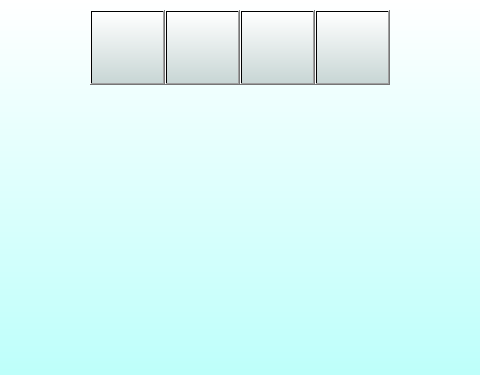
Qt form mainwindow.ui (Keithsys730/ERC_UI_DEMO) before a commit; both pictures show x 160 to 640 and y 0 to 375 of the 800 by 480 pixel window.
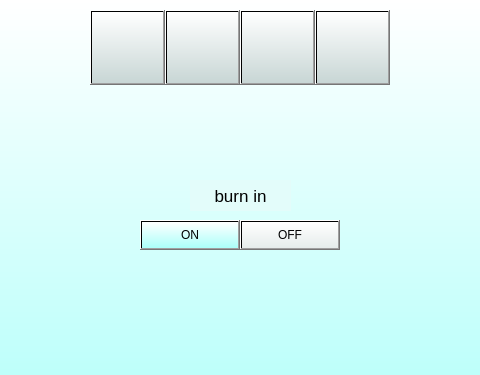
The same form after that commit. Icons and pictures are not drawn.

Commit message: Add the burn on and off buttons.

Patch:
```diff
--- a/mainwindow.ui
+++ b/mainwindow.ui
@@ -131,6 +131,62 @@
      <bool>false</bool>
     </property>
    </widget>
+   <widget class="QLabel" name="burnLabel">
+    <property name="geometry">
+     <rect>
+      <x>350</x>
+      <y>180</y>
+      <width>101</width>
+      <height>31</height>
+     </rect>
+    </property>
+    <property name="font">
+     <font>
+      <pointsize>13</pointsize>
+     </font>
+    </property>
+    <property name="styleSheet">
+     <string notr="true">background-color: rgb(227, 252, 250);</string>
+    </property>
+    <property name="text">
+     <string>burn in</string>
+    </property>
+    <property name="alignment">
+     <set>Qt::AlignCenter</set>
+    </property>
+   </widget>
+   <widget class="QPushButton" name="burnOnButton">
+    <property name="geometry">
+     <rect>
+      <x>300</x>
+      <y>220</y>
+      <width>100</width>
+      <height>30</height>
+     </rect>
+    </property>
+    <property name="styleSheet">
+     <string notr="true"/>
+    </property>
+    <property name="text">
+     <string>ON</string>
+    </property>
+   </widget>
+   <widget class="QPushButton" name="burnOffButton">
+    <property name="geometry">
+     <rect>
+      <x>400</x>
+      <y>220</y>
+      <width>100</width>
+      <height>30</height>
+     </rect>
+    </property>
+    <property name="styleSheet">
+     <string notr="true">background-color: qlineargradient(spread:pad, x1:0, y1:1, x2:0, y2:0, stop:0 rgba(229, 236, 235, 255), stop:1 rgba(255, 255, 255, 255));</string>
+    </property>
+    <property name="text">
+     <string>OFF</string>
+    </property>
+   </widget>
   </widget>
  </widget>
  <layoutdefault spacing="6" margin="11"/>
```
